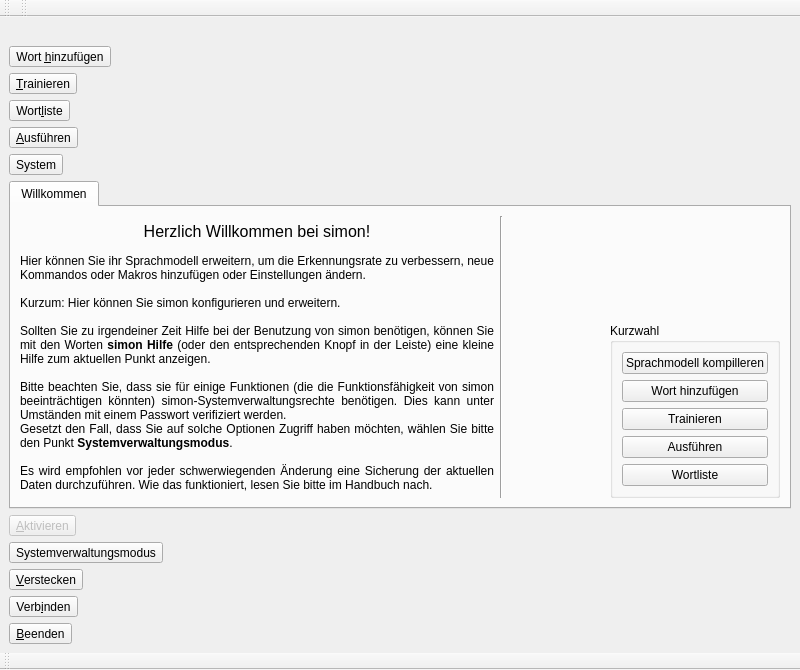
KDE/simon, file ui/main.ui: the form before one commit.
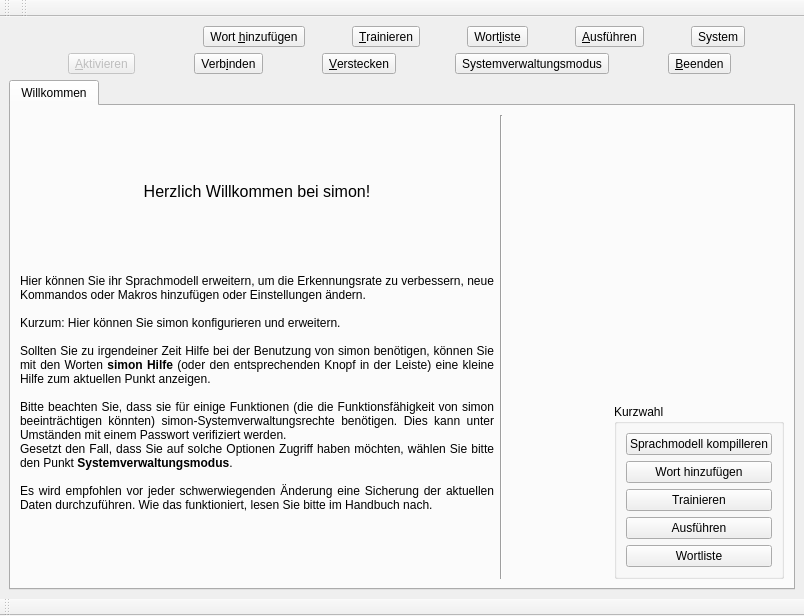
The form after the commit. Icons and pictures are not drawn. Custom widgets are drawn as their Qt base class.

What changed in the file:
```diff
--- a/ui/main.ui
+++ b/ui/main.ui
@@ -5,8 +5,8 @@
    <rect>
     <x>0</x>
     <y>0</y>
-    <width>800</width>
-    <height>670</height>
+    <width>804</width>
+    <height>616</height>
    </rect>
   </property>
   <property name="windowTitle" >
@@ -21,6 +21,11 @@
   <widget class="QWidget" name="centralwidget" >
    <layout class="QVBoxLayout" >
     <item>
+     <layout class="QHBoxLayout" >
+      <property name="spacing" >
+       <number>0</number>
+      </property>
+      <item>
      <widget class="QLabel" name="lbLogo" >
       <property name="sizePolicy" >
        <sizepolicy vsizetype="Fixed" hsizetype="Preferred" >
@@ -55,10 +60,13 @@
       </property>
       <property name="iconSize" >
        <size>
-        <width>24</width>
-        <height>24</height>
-       </size>
-      </property>
+          <width>32</width>
+          <height>32</height>
+         </size>
+        </property>
+        <property name="shortcut" >
+         <string>Ctrl+S</string>
+        </property>
       <property name="checkable" >
        <bool>true</bool>
       </property>
@@ -77,8 +85,8 @@
       </property>
       <property name="iconSize" >
        <size>
-        <width>24</width>
-        <height>24</height>
+          <width>32</width>
+          <height>32</height>
        </size>
       </property>
       <property name="checkable" >
@@ -99,8 +107,8 @@
       </property>
       <property name="iconSize" >
        <size>
-        <width>24</width>
-        <height>24</height>
+          <width>32</width>
+          <height>32</height>
        </size>
       </property>
       <property name="checkable" >
@@ -121,8 +129,8 @@
       </property>
       <property name="iconSize" >
        <size>
-        <width>24</width>
-        <height>24</height>
+          <width>32</width>
+          <height>32</height>
        </size>
       </property>
       <property name="checkable" >
@@ -143,8 +151,8 @@
       </property>
       <property name="iconSize" >
        <size>
-        <width>24</width>
-        <height>24</height>
+          <width>32</width>
+          <height>32</height>
        </size>
       </property>
       <property name="checkable" >
@@ -154,6 +162,125 @@
        <enum>Qt::ToolButtonTextUnderIcon</enum>
       </property>
      </widget>
+      </item>
+     </layout>
+    </item>
+    <item>
+     <layout class="QHBoxLayout" >
+      <property name="spacing" >
+       <number>0</number>
+      </property>
+      <item>
+       <widget class="QToolButton" name="pbActivision" >
+        <property name="enabled" >
+         <bool>false</bool>
+        </property>
+        <property name="text" >
+         <string>&amp;Aktivieren</string>
+        </property>
+        <property name="icon" >
+         <iconset resource="../action_icons.qrc" >:/images/icons/media-playback-start.svg</iconset>
+        </property>
+        <property name="iconSize" >
+         <size>
+          <width>24</width>
+          <height>24</height>
+         </size>
+        </property>
+        <property name="toolButtonStyle" >
+         <enum>Qt::ToolButtonTextBesideIcon</enum>
+        </property>
+       </widget>
+      </item>
+      <item>
+       <widget class="QToolButton" name="pbConnect" >
+        <property name="enabled" >
+         <bool>true</bool>
+        </property>
+        <property name="text" >
+         <string>Verb&amp;inden</string>
+        </property>
+        <property name="icon" >
+         <iconset resource="../action_icons.qrc" >:/images/icons/connect-no.svg</iconset>
+        </property>
+        <property name="iconSize" >
+         <size>
+          <width>24</width>
+          <height>24</height>
+         </size>
+        </property>
+        <property name="toolButtonStyle" >
+         <enum>Qt::ToolButtonTextBesideIcon</enum>
+        </property>
+       </widget>
+      </item>
+      <item>
+       <widget class="QToolButton" name="pbHide" >
+        <property name="enabled" >
+         <bool>true</bool>
+        </property>
+        <property name="text" >
+         <string>&amp;Verstecken</string>
+        </property>
+        <property name="icon" >
+         <iconset resource="../action_icons.qrc" >:/images/icons/go-bottom.svg</iconset>
+        </property>
+        <property name="iconSize" >
+         <size>
+          <width>24</width>
+          <height>24</height>
+         </size>
+        </property>
+        <property name="toolButtonStyle" >
+         <enum>Qt::ToolButtonTextBesideIcon</enum>
+        </property>
+       </widget>
+      </item>
+      <item>
+       <widget class="QToolButton" name="pbKeyed" >
+        <property name="enabled" >
+         <bool>true</bool>
+        </property>
+        <property name="text" >
+         <string>Systemverwaltungsmodus</string>
+        </property>
+        <property name="icon" >
+         <iconset resource="../action_icons.qrc" >:/images/icons/lock.svg</iconset>
+        </property>
+        <property name="iconSize" >
+         <size>
+          <width>24</width>
+          <height>24</height>
+         </size>
+        </property>
+        <property name="toolButtonStyle" >
+         <enum>Qt::ToolButtonTextBesideIcon</enum>
+        </property>
+       </widget>
+      </item>
+      <item>
+       <widget class="QToolButton" name="pbClose" >
+        <property name="enabled" >
+         <bool>true</bool>
+        </property>
+        <property name="text" >
+         <string>&amp;Beenden</string>
+        </property>
+        <property name="icon" >
+         <iconset resource="../action_icons.qrc" >:/images/icons/system-log-out.svg</iconset>
+        </property>
+        <property name="iconSize" >
+         <size>
+          <width>24</width>
+          <height>24</height>
+         </size>
+        </property>
+        <property name="toolButtonStyle" >
+         <enum>Qt::ToolButtonTextBesideIcon</enum>
+        </property>
+       </widget>
+      </item>
+     </layout>
     </item>
     <item>
      <widget class="InlineWidgetView" name="inlineView" >
@@ -427,116 +554,6 @@
       </widget>
      </widget>
     </item>
-    <item>
-     <widget class="QToolButton" name="pbActivision" >
-      <property name="enabled" >
-       <bool>false</bool>
-      </property>
-      <property name="text" >
-       <string>&amp;Aktivieren</string>
-      </property>
-      <property name="icon" >
-       <iconset resource="../action_icons.qrc" >:/images/icons/media-playback-start.svg</iconset>
-      </property>
-      <property name="iconSize" >
-       <size>
-        <width>24</width>
-        <height>24</height>
-       </size>
-      </property>
-      <property name="toolButtonStyle" >
-       <enum>Qt::ToolButtonTextBesideIcon</enum>
-      </property>
-     </widget>
-    </item>
-    <item>
-     <widget class="QToolButton" name="pbKeyed" >
-      <property name="enabled" >
-       <bool>true</bool>
-      </property>
-      <property name="text" >
-       <string>Systemverwaltungsmodus</string>
-      </property>
-      <property name="icon" >
-       <iconset resource="../action_icons.qrc" >:/images/icons/lock.svg</iconset>
-      </property>
-      <property name="iconSize" >
-       <size>
-        <width>24</width>
-        <height>24</height>
-       </size>
-      </property>
-      <property name="toolButtonStyle" >
-       <enum>Qt::ToolButtonTextBesideIcon</enum>
-      </property>
-     </widget>
-    </item>
-    <item>
-     <widget class="QToolButton" name="pbHide" >
-      <property name="enabled" >
-       <bool>true</bool>
-      </property>
-      <property name="text" >
-       <string>&amp;Verstecken</string>
-      </property>
-      <property name="icon" >
-       <iconset resource="../action_icons.qrc" >:/images/icons/go-bottom.svg</iconset>
-      </property>
-      <property name="iconSize" >
-       <size>
-        <width>24</width>
-        <height>24</height>
-       </size>
-      </property>
-      <property name="toolButtonStyle" >
-       <enum>Qt::ToolButtonTextBesideIcon</enum>
-      </property>
-     </widget>
-    </item>
-    <item>
-     <widget class="QToolButton" name="pbConnect" >
-      <property name="enabled" >
-       <bool>true</bool>
-      </property>
-      <property name="text" >
-       <string>Verb&amp;inden</string>
-      </property>
-      <property name="icon" >
-       <iconset resource="../action_icons.qrc" >:/images/icons/connect-no.svg</iconset>
-      </property>
-      <property name="iconSize" >
-       <size>
-        <width>24</width>
-        <height>24</height>
-       </size>
-      </property>
-      <property name="toolButtonStyle" >
-       <enum>Qt::ToolButtonTextBesideIcon</enum>
-      </property>
-     </widget>
-    </item>
-    <item>
-     <widget class="QToolButton" name="pbClose" >
-      <property name="enabled" >
-       <bool>true</bool>
-      </property>
-      <property name="text" >
-       <string>&amp;Beenden</string>
-      </property>
-      <property name="icon" >
-       <iconset resource="../action_icons.qrc" >:/images/icons/system-log-out.svg</iconset>
-      </property>
-      <property name="iconSize" >
-       <size>
-        <width>24</width>
-        <height>24</height>
-       </size>
-      </property>
-      <property name="toolButtonStyle" >
-       <enum>Qt::ToolButtonTextBesideIcon</enum>
-      </property>
-     </widget>
-    </item>
    </layout>
   </widget>
   <widget class="QToolBar" name="tbStatus" >
```
Lines whose indentation alone changed are shown as unchanged.
